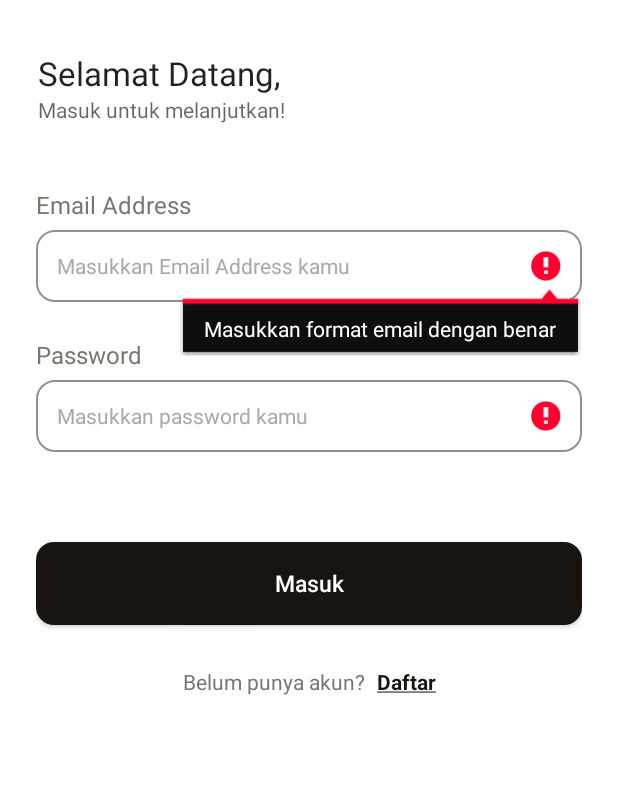
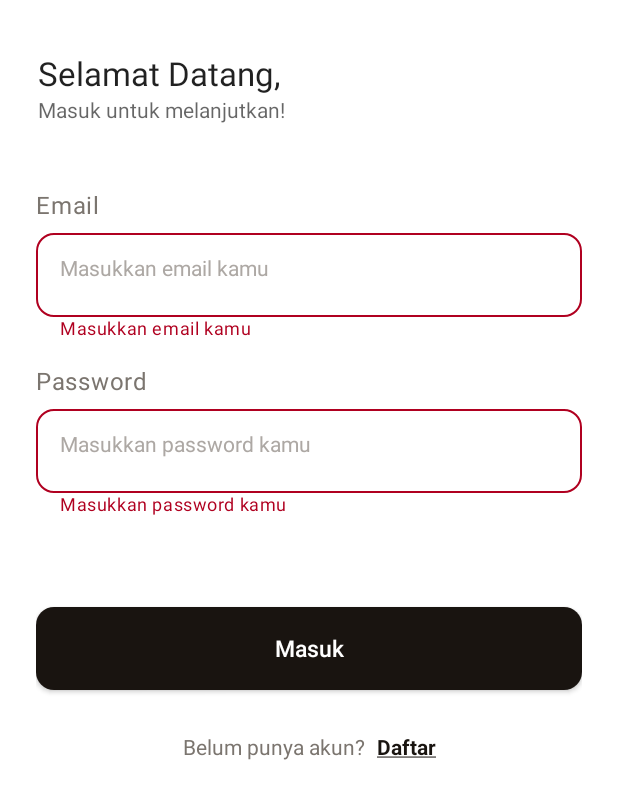
Before and after one commit to rrdhoi/FoodRecipesApp, an Android app built with Jetpack Compose: the screen it shows after launch (AuthActivity), after a tap on "Masuk", on a phone screen of 412 x 824 dp. Shown: the top 799 px of the screen. Run offline under Robolectric (Android 15) with nearby library versions, the phone set to English and light mode, and no system bars; our stand-ins replace Firebase (no records; nobody signed in at launch, a user with empty details on screens opened directly), Timber.

Commit message:
Compose Migration: Login form field sign in page

```diff
--- a/app/src/main/java/com/jagoteori/foodrecipesapp/app/extention/EditTextExtention.kt
+++ b/app/src/main/java/com/jagoteori/foodrecipesapp/app/extention/EditTextExtention.kt
@@ -11,8 +11,26 @@ fun EditText.isNotNullOrEmpty(errorString: String): Boolean {
     }
 }
 
-fun EditText.isEmailFormat(errorString: String) : Boolean {
-    return if (!this.text.toString().contains("@")){
+fun Boolean.errorHandler(
+    whenIsError: () -> Unit,
+): Boolean = if (this) {
+    whenIsError()
+    true
+} else {
+    false
+}
+
+fun Boolean.successHandler(
+    whenIsSuccess: () -> Unit,
+): Boolean = if (!this) {
+    whenIsSuccess()
+    false
+} else {
+    true
+}
+
+fun EditText.isEmailFormat(errorString: String): Boolean {
+    return if (!this.text.toString().contains("@")) {
         this.error = errorString
         false
     } else {
@@ -20,8 +38,8 @@ fun EditText.isEmailFormat(errorString: String) : Boolean {
     }
 }
 
-fun EditText.isPasswordEquals(secondPassword:EditText, errorString: String) : Boolean {
-    return if (this.text.toString() != secondPassword.text.toString()){
+fun EditText.isPasswordEquals(secondPassword: EditText, errorString: String): Boolean {
+    return if (this.text.toString() != secondPassword.text.toString()) {
         this.error = errorString
         secondPassword.error = errorString
         false
--- a/app/src/main/java/com/jagoteori/foodrecipesapp/presentation/auth/sign_in/SignInFragment.kt
+++ b/app/src/main/java/com/jagoteori/foodrecipesapp/presentation/auth/sign_in/SignInFragment.kt
@@ -5,15 +5,19 @@ import android.os.Bundle
 import android.view.LayoutInflater
 import android.view.View
 import android.view.ViewGroup
+import androidx.compose.foundation.layout.Column
+import androidx.compose.foundation.layout.fillMaxWidth
+import androidx.compose.material.MaterialTheme
+import androidx.compose.runtime.Composable
+import androidx.compose.ui.Modifier
 import androidx.fragment.app.Fragment
 import com.jagoteori.foodrecipesapp.AuthActivity
 import com.jagoteori.foodrecipesapp.AuthActivity.Companion.PAGE_AUTH_SIGNUP
 import com.jagoteori.foodrecipesapp.MainActivity
-import com.jagoteori.foodrecipesapp.app.extention.isEmailFormat
-import com.jagoteori.foodrecipesapp.app.extention.isNotNullOrEmpty
 import com.jagoteori.foodrecipesapp.app.utils.firebaseAuthHandler
 import com.jagoteori.foodrecipesapp.data.Resource
 import com.jagoteori.foodrecipesapp.databinding.FragmentSignInBinding
+import com.jagoteori.foodrecipesapp.presentation.ui.components.CustomTextField
 import org.koin.androidx.viewmodel.ext.android.viewModel
 import timber.log.Timber
 
@@ -33,6 +37,12 @@ class SignInFragment : Fragment() {
     override fun onViewCreated(view: View, savedInstanceState: Bundle?) {
         super.onViewCreated(view, savedInstanceState)
 
+        binding.composeView.setContent {
+            MaterialTheme {
+                FormSignIn(modifier = Modifier)
+            }
+        }
+
         whenButtonSignUpClicked()
         submitRegistrationData()
         observeSignInUser()
@@ -49,25 +59,34 @@ class SignInFragment : Fragment() {
     private fun submitRegistrationData() {
         with(binding) {
             btnSignIn.setOnClickListener {
-                if (checkFormValid()) {
-                    viewModel.login(etEmail.text.toString(), etPassword.text.toString())
-                } else {
-                    Timber.d("Terjadi kesalahan")
+                if (viewModel.checkFormIsValid()) {
+                    viewModel.login()
                 }
             }
         }
     }
 
-    private fun checkFormValid(): Boolean {
-        with(binding) {
-            if (etEmail.isNotNullOrEmpty("Silahkan isi email anda") and
-                etPassword.isNotNullOrEmpty("Silahkan isi password anda") and
-                etEmail.isEmailFormat("Masukkan format email dengan benar")
-            ) {
-                return true
-            }
+    @Composable
+    fun FormSignIn(modifier: Modifier) {
+        Column {
+            CustomTextField(
+                title = "Email",
+                modifier = modifier,
+                value = viewModel.email,
+                onValueChange = { viewModel.email = it },
+                isError = viewModel.emailError,
+                errorMessage = viewModel.emailErrorMessage
+            )
+
+            CustomTextField(
+                title = "Password",
+                modifier = modifier,
+                value = viewModel.password,
+                onValueChange = { viewModel.password = it },
+                isError = viewModel.passwordError,
+                errorMessage = viewModel.passwordErrorMessage
+            )
         }
-        return false
     }
 
     private fun observeSignInUser() {
--- a/app/src/main/java/com/jagoteori/foodrecipesapp/presentation/auth/sign_in/SignInViewModel.kt
+++ b/app/src/main/java/com/jagoteori/foodrecipesapp/presentation/auth/sign_in/SignInViewModel.kt
@@ -1,21 +1,57 @@
 package com.jagoteori.foodrecipesapp.presentation.auth.sign_in
 
+import androidx.compose.runtime.getValue
+import androidx.compose.runtime.mutableStateOf
+import androidx.compose.runtime.setValue
+import androidx.compose.ui.text.input.TextFieldValue
 import androidx.lifecycle.LiveData
 import androidx.lifecycle.MutableLiveData
 import androidx.lifecycle.ViewModel
 import androidx.lifecycle.viewModelScope
+import com.jagoteori.foodrecipesapp.app.extention.errorHandler
+import com.jagoteori.foodrecipesapp.app.extention.successHandler
 import com.jagoteori.foodrecipesapp.data.Resource
-import com.jagoteori.foodrecipesapp.domain.entity.UserEntity
 import com.jagoteori.foodrecipesapp.domain.usecase.RecipeUseCase
 import kotlinx.coroutines.Dispatchers
 import kotlinx.coroutines.launch
 
 class SignInViewModel(val useCase: RecipeUseCase) : ViewModel() {
+    var email by mutableStateOf(TextFieldValue(""))
+    var emailError by mutableStateOf(false)
+    var emailErrorMessage by mutableStateOf("")
+
+    var password by mutableStateOf(TextFieldValue(""))
+    var passwordError by mutableStateOf(false)
+    var passwordErrorMessage by mutableStateOf("")
+
     private val _userSignIn = MutableLiveData<Resource<String>>()
     val userSignIn: LiveData<Resource<String>> get() = _userSignIn
 
-    fun login(email:String, password: String) = viewModelScope.launch(Dispatchers.Main) {
-        useCase.userSignIn(email, password).collect {
+    fun checkFormIsValid(): Boolean {
+        val isNotEmailValid =
+            ((!android.util.Patterns.EMAIL_ADDRESS.matcher(email.text).matches()).errorHandler {
+                emailErrorMessage = "Masukkan email valid"
+                emailError = true
+            } or (email.text.isBlank()).errorHandler {
+                emailErrorMessage = "Masukkan email kamu"
+                emailError = true
+            }).successHandler { emailError = false }
+
+        val isNotPasswordValid =
+            ((password.text.length <= 5).errorHandler {
+                passwordErrorMessage = "Password kurang dari 6"
+                passwordError = true
+            } or (password.text.isBlank()).errorHandler {
+                passwordErrorMessage = "Masukkan password kamu"
+                passwordError = true
+            }).successHandler { passwordError = false }
+
+        return !(isNotEmailValid or isNotPasswordValid)
+    }
+
+
+    fun login() = viewModelScope.launch(Dispatchers.Main) {
+        useCase.userSignIn(email.text, password.text).collect {
             _userSignIn.postValue(it)
         }
     }
--- /dev/null
+++ b/app/src/main/java/com/jagoteori/foodrecipesapp/presentation/ui/components/CustomTextField.kt
@@ -0,0 +1,83 @@
+package com.jagoteori.foodrecipesapp.presentation.ui.components
+
+import android.util.Log
+import androidx.compose.foundation.layout.Column
+import androidx.compose.foundation.layout.fillMaxWidth
+import androidx.compose.foundation.layout.padding
+import androidx.compose.foundation.shape.RoundedCornerShape
+import androidx.compose.material.MaterialTheme
+import androidx.compose.material.OutlinedTextField
+import androidx.compose.material.Text
+import androidx.compose.material.TextFieldDefaults
+import androidx.compose.runtime.Composable
+import androidx.compose.runtime.getValue
+import androidx.compose.runtime.mutableStateOf
+import androidx.compose.runtime.setValue
+import androidx.compose.ui.Modifier
+import androidx.compose.ui.graphics.Color
+import androidx.compose.ui.text.TextStyle
+import androidx.compose.ui.text.input.TextFieldValue
+import androidx.compose.ui.tooling.preview.Preview
+import androidx.compose.ui.unit.dp
+import androidx.compose.ui.unit.sp
+import com.jagoteori.foodrecipesapp.presentation.ui.theme.*
+
+@Composable
+fun CustomTextField(
+    title: String,
+    modifier: Modifier,
+    value: TextFieldValue,
+    onValueChange: (TextFieldValue) -> Unit,
+    isError: Boolean,
+    errorMessage: String
+) {
+    Column {
+        Text(
+            text = title,
+            color = GreyColor500,
+            fontSize = 16.sp,
+            modifier = modifier.padding(bottom = 6.dp, top = 15.dp)
+        )
+        OutlinedTextField(
+            value = value,
+            onValueChange = onValueChange,
+            shape = RoundedCornerShape(size = 12.dp),
+            textStyle = TextStyle(color = BlackColor500),
+            isError = isError,
+            modifier = modifier.fillMaxWidth(),
+            colors = TextFieldDefaults.textFieldColors(
+                cursorColor = BlackColor500,
+                backgroundColor = Color.Transparent,
+                focusedIndicatorColor = BlackColorBody,
+                unfocusedIndicatorColor = GreyColorTextInput,
+            ),
+            placeholder = {
+                Text(
+                    text = "Masukkan ${title.lowercase()} kamu", style = TextStyle(
+                        color = GreyColor300,
+                    )
+                )
+            }
+        )
+        Log.d("isError", "oi is error ${title}: $isError")
+        if (isError) {
+            Text(
+                text = errorMessage, color = MaterialTheme.colors.error,
+                style = MaterialTheme.typography.caption,
+                modifier = Modifier.padding(start = 16.dp)
+            )
+        }
+    }
+}
+
+var value by mutableStateOf(TextFieldValue(""))
+
+@Preview(showBackground = true)
+@Composable
+fun TextInputPreview() {
+    MaterialTheme {
+        CustomTextField("Test", modifier = Modifier, value = value, isError = true, errorMessage = "beli ko rong basso", onValueChange = {
+            value = it
+        })
+    }
+}
--- a/app/src/main/java/com/jagoteori/foodrecipesapp/presentation/ui/theme/Colors.kt
+++ b/app/src/main/java/com/jagoteori/foodrecipesapp/presentation/ui/theme/Colors.kt
@@ -5,6 +5,7 @@ import androidx.compose.ui.graphics.Color
 
 val GreyColor300  = Color(0xFFADA8A4)
 val GreyColor100  = Color(0xFFDDDBDA)
+val GreyColorTextInput  = Color(0xFF939090)
 val GreyColor500  = Color(0xFF7B756F)
 val BlackColor500  = Color(0xFF191410)
 val BlackColorBody  = Color(0xFF2F323A)
--- a/app/src/main/res/layout/fragment_sign_in.xml
+++ b/app/src/main/res/layout/fragment_sign_in.xml
@@ -29,61 +29,14 @@
             android:paddingLeft="24dp"
             android:paddingRight="24dp">
 
-            <TextView
-                android:id="@+id/tv_email"
-                android:layout_width="wrap_content"
-                android:layout_height="wrap_content"
-                android:layout_marginTop="15dp"
-                android:text="Email Address"
-                android:textColor="@color/grey_500"
-                android:textSize="16sp"
-                app:layout_constraintStart_toStartOf="parent"
-                app:layout_constraintTop_toTopOf="parent" />
-
-            <EditText
-                android:id="@+id/et_email"
-                style="@style/TextView.14grey300"
+            <androidx.compose.ui.platform.ComposeView
+                android:id="@+id/composeView"
                 android:layout_width="match_parent"
                 android:layout_height="wrap_content"
-                android:hint="Masukkan Email Address kamu"
-                android:importantForAutofill="no"
-                android:background="@drawable/background_form_field"
-                android:padding="14dp"
-                android:textColor="@color/black"
-                android:textColorHint="@color/grey_300"
-                android:layout_marginTop="6dp"
-                android:inputType="textEmailAddress"
-                app:layout_constraintEnd_toEndOf="parent"
-                app:layout_constraintStart_toStartOf="parent"
-                app:layout_constraintTop_toBottomOf="@+id/tv_email" />
-
-            <TextView
-                android:id="@+id/tv_password"
-                android:layout_width="wrap_content"
-                android:layout_height="wrap_content"
-                android:layout_marginTop="24dp"
-                android:text="Password"
-                android:textColor="@color/grey_500"
-                android:textSize="16sp"
-                app:layout_constraintStart_toStartOf="parent"
-                app:layout_constraintTop_toBottomOf="@id/et_email" />
-
-            <EditText
-                android:id="@+id/et_password"
-                style="@style/TextView.14grey300"
-                android:layout_width="match_parent"
-                android:layout_height="wrap_content"
-                android:hint="Masukkan password kamu"
-                android:importantForAutofill="no"
-                android:inputType="textPassword"
-                android:background="@drawable/background_form_field"
-                android:padding="14dp"
-                android:textColor="@color/black"
-                android:textColorHint="@color/grey_300"
-                android:layout_marginTop="6dp"
-                app:layout_constraintEnd_toEndOf="parent"
-                app:layout_constraintStart_toStartOf="parent"
-                app:layout_constraintTop_toBottomOf="@+id/tv_password" />
+                app:layout_constraintTop_toTopOf="parent"
+                app:layout_constraintLeft_toLeftOf="parent"
+                app:layout_constraintRight_toRightOf="parent"
+                />
 
             <androidx.appcompat.widget.AppCompatButton
                 android:id="@+id/btn_sign_in"
@@ -99,7 +52,7 @@
                 android:layout_marginTop="60dp"
                 app:layout_constraintEnd_toEndOf="parent"
                 app:layout_constraintStart_toStartOf="parent"
-                app:layout_constraintTop_toBottomOf="@id/et_password" />
+                app:layout_constraintTop_toBottomOf="@id/composeView" />
 
             <LinearLayout
                 android:layout_width="wrap_content"
```
Also changed, not shown: 2 other files.
